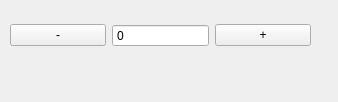
First picture: the form in floor_plan_filter/floor_plan_filter_dockwidget_base.ui, repository rbraggaar/floor-plan-filter, before the edit.
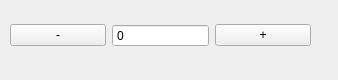
Second picture: the form after the edit.

```diff
--- a/floor_plan_filter/floor_plan_filter_dockwidget_base.ui
+++ b/floor_plan_filter/floor_plan_filter_dockwidget_base.ui
@@ -7,7 +7,7 @@
     <x>0</x>
     <y>0</y>
     <width>338</width>
-    <height>102</height>
+    <height>80</height>
    </rect>
   </property>
   <property name="sizePolicy">
```
Left out of the diff: 2 changed lines with no effect on the pictures.
